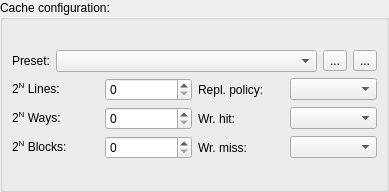
Qt form src/cachesim/cacheconfigwidget.ui (mortbopet/Ripes) before a commit.
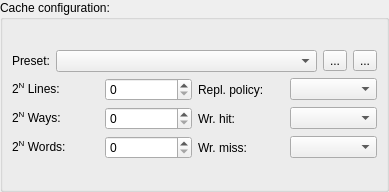
The same form after that commit.

Commit message: Substitute 'Word' for 'Block' in cache terminology to match what textbooks use

```diff
--- a/src/cachesim/cacheconfigwidget.ui
+++ b/src/cachesim/cacheconfigwidget.ui
@@ -109,7 +109,7 @@
             <item row="6" column="0">
              <widget class="QLabel" name="label_3">
               <property name="text">
-               <string>&lt;html&gt;&lt;head/&gt;&lt;body&gt;&lt;p&gt;2&lt;span style=&quot; vertical-align:super;&quot;&gt;N&lt;/span&gt; Blocks:&lt;/p&gt;&lt;/body&gt;&lt;/html&gt;</string>
+               <string>&lt;html&gt;&lt;head/&gt;&lt;body&gt;&lt;p&gt;2&lt;span style=&quot; vertical-align:super;&quot;&gt;N&lt;/span&gt; Words:&lt;/p&gt;&lt;/body&gt;&lt;/html&gt;</string>
               </property>
              </widget>
             </item>
```
The commit also changes 5 other files.
